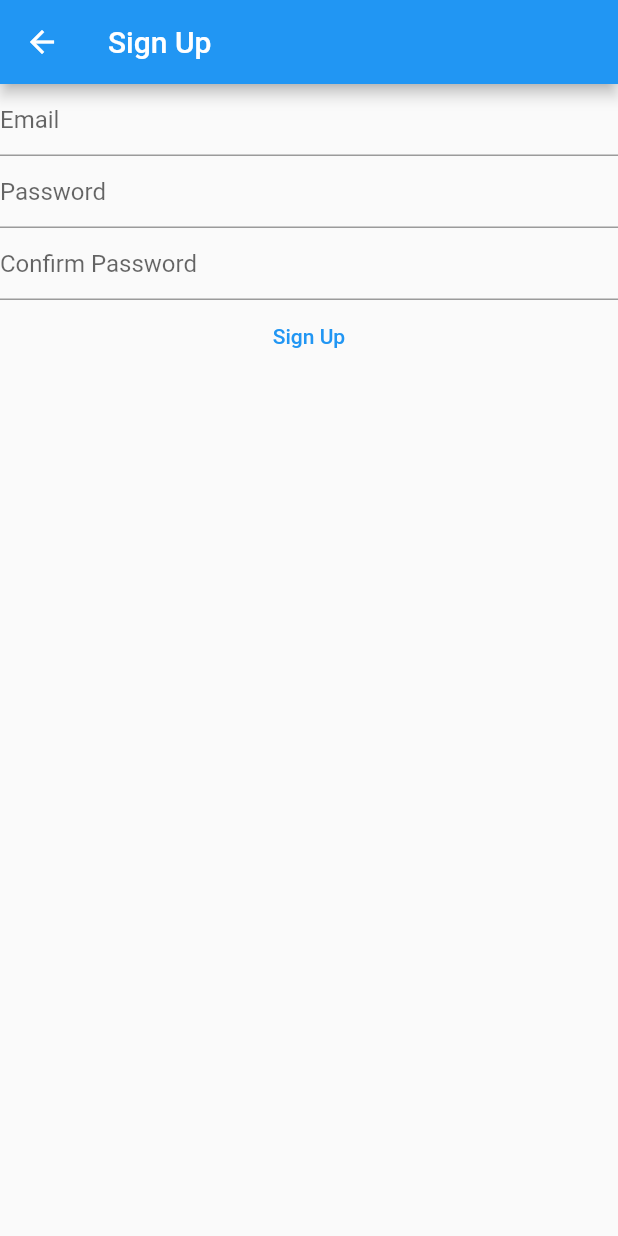
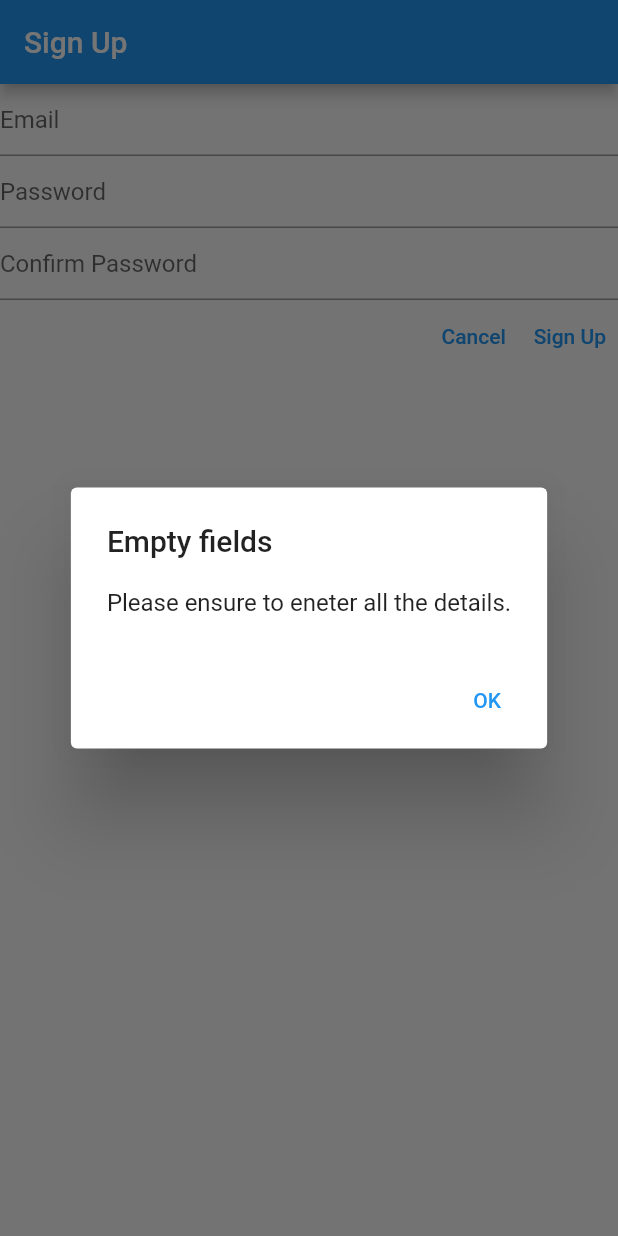
Before and after one commit to ShubhamKNIT/D-Artistry, a Flutter app: the SignUpPage screen opened directly, after a tap on "Sign Up", on a phone screen of 412 x 824 dp. Run offline on Flutter 3.47's test engine with Material 2 defaults, Android fonts, the phone set to English and light mode, and no system bars; our stand-ins replace firebase_auth, firebase_core, google_sign_in; accounts and stored records are empty; network calls fail.

Commit message:
error dialogs and pop ups added for login/signup page

```diff
--- a/analysis_options.yaml
+++ b/analysis_options.yaml
@@ -21,6 +21,7 @@ linter:
   # `// ignore_for_file: name_of_lint` syntax on the line or in the file
   # producing the lint.
   rules:
+    use_build_context_synchronously: false;
     # avoid_print: false  # Uncomment to disable the `avoid_print` rule
     # prefer_single_quotes: true  # Uncomment to enable the `prefer_single_quotes` rule
 
--- a/lib/dashboard_page.dart
+++ b/lib/dashboard_page.dart
@@ -49,7 +49,9 @@ class _DashboardPageState extends State<DashboardPage> {
           : _pages.elementAt(_selectedItem),
 
       appBar: AppBar(
+        automaticallyImplyLeading: false, // back button removed
         title: const Text('Space Lab Tasks'),
+
         actions: <Widget>[
           IconButton(
             onPressed: () {
--- a/lib/first_page.dart
+++ b/lib/first_page.dart
@@ -1,8 +1,8 @@
+import 'package:space_lab_tasks/dashboard_page.dart';
 import 'package:flutter/foundation.dart';
 import 'package:flutter/material.dart';
 import 'package:firebase_auth/firebase_auth.dart';
 import 'package:google_sign_in/google_sign_in.dart';
-import 'package:space_lab_tasks/dashboard_page.dart';
 import 'package:space_lab_tasks/email_password_login_page.dart';
 import 'package:space_lab_tasks/signup_page.dart';
 
@@ -91,7 +91,7 @@ class FirstPage extends StatelessWidget {
                   // Sign-Up Button
                   ElevatedButton(
                     onPressed: () {
-                      Navigator.push(
+                      Navigator.pushReplacement(
                         context,
                         MaterialPageRoute(
                           // build and change function for signup page
--- a/lib/signup_page.dart
+++ b/lib/signup_page.dart
@@ -1,5 +1,7 @@
 import "package:firebase_auth/firebase_auth.dart";
 import "package:firebase_core/firebase_core.dart";
+import "package:space_lab_tasks/email_password_login_page.dart";
+import "package:space_lab_tasks/first_page.dart";
 import "package:flutter/foundation.dart";
 import "package:flutter/material.dart";
 import "firebase_options.dart";
@@ -52,6 +54,7 @@ class _SignUpPageState extends State<SignUpPage> {
   Widget build(BuildContext context) {
     return Scaffold(
       appBar: AppBar(
+        automaticallyImplyLeading: false,
         title: const Text('Sign Up'),
       ),
       body: Center(
@@ -94,9 +97,13 @@ class _SignUpPageState extends State<SignUpPage> {
                 hintText: 'Confirm Password',
               )
             ),
+            Row(
+              textDirection: TextDirection.rtl,
+              children: [
                 TextButton(
                   onPressed: () async {
-                await Firebase.initializeApp(
+
+                  try { await Firebase.initializeApp(
                       options: DefaultFirebaseOptions.currentPlatform,
                     );
 
@@ -105,21 +112,100 @@ class _SignUpPageState extends State<SignUpPage> {
                     final email = _email.text;
                     final password = _password.text;
                     final confirmPassword = _confirmPassword.text;
-                if (password != confirmPassword) {
-                  throw Exception("Passwords do not match");
+                  if (email == "" || password == "" || confirmPassword == "") {
+                    showDialog<String>(
+                      context: context,
+                      builder: (context) => AlertDialog(
+                        title: const Text('Empty fields'),
+                        content: const Text('Please ensure to eneter all the details.'),
+                        actions: <Widget>[
+                          TextButton(
+                            onPressed: () => Navigator.of(context).pop(),
+                            child: const Text('OK'),
+                          ),
+                        ],
+                      ),
+                    );
                   }
+                  else if (password != confirmPassword) {
+                    showDialog<String>(
+                      context: context,
+                      builder: (context) => AlertDialog(
+                        title: const Text('Password Error'),
+                        content: const Text('Password do not match. Please retype the password.'),
+                        actions: <Widget>[
+                          TextButton(
+                            onPressed: () => Navigator.of(context).pop(),
+                            child: const Text('OK'),
+                          ),
+                        ],
+                      ),
+                    );
+                    } else {
+                      // Attempt to create a user
                       final userCredential = await FirebaseAuth.instance.createUserWithEmailAndPassword(
                       email: email,
                       password: password
                     );
 
-                // Add method to navigate to dashboard page
+                    // Add code to navigate to the dashboard page on success
+                    Navigator.pushReplacement(
+                      context,
+                      MaterialPageRoute(
+                        builder: (context) => const EmailPasswordLoginPage(),
+                      ),
+                    );
 
                     if (kDebugMode) {
                       print(userCredential.user);
                     }
+                  }
+                } catch (err) {
+                  showDialog<String>(
+                    context: context,
+                    builder: (context) => AlertDialog(
+                      title: const Text('User already exists'),
+                      content: const Text('Please go back to sign in page. Try sign in using login credentials associated with email. Go back to sign in page.'),
+                      actions: <Widget>[
+                        Row(
+                          textDirection: TextDirection.rtl,
+                          children: [
+                            TextButton(
+                              onPressed: () {
+                                Navigator.push(
+                                  context,
+                                  MaterialPageRoute(
+                                    builder: (context) => const EmailPasswordLoginPage(),
+                                  ),
+                                );
+                              },
+                              child: const Text('Sign In'),
+                            ),
+                            TextButton(
+                              onPressed: () => Navigator.of(context).pop(),
+                              child: const Text('Cancel'),
+                            ),
+                          ],
+                        ),
+                      ],
+                    ),
+                  );
+                }
           },
                 child: const Text('Sign Up'),
+          ),
+          TextButton(
+                onPressed: () {
+                  Navigator.push(
+                    context,
+                    MaterialPageRoute(
+                      builder: (context) => FirstPage(),
+                    ),
+                  );
+                },
+                child: const Text('Cancel'),
+          ),
+              ],
             ),
           ],
         ),
```
Also changed, not shown: lib/email_password_login_page.dart (+36 -7 lines). Lines whose indentation alone changed are shown as unchanged.
